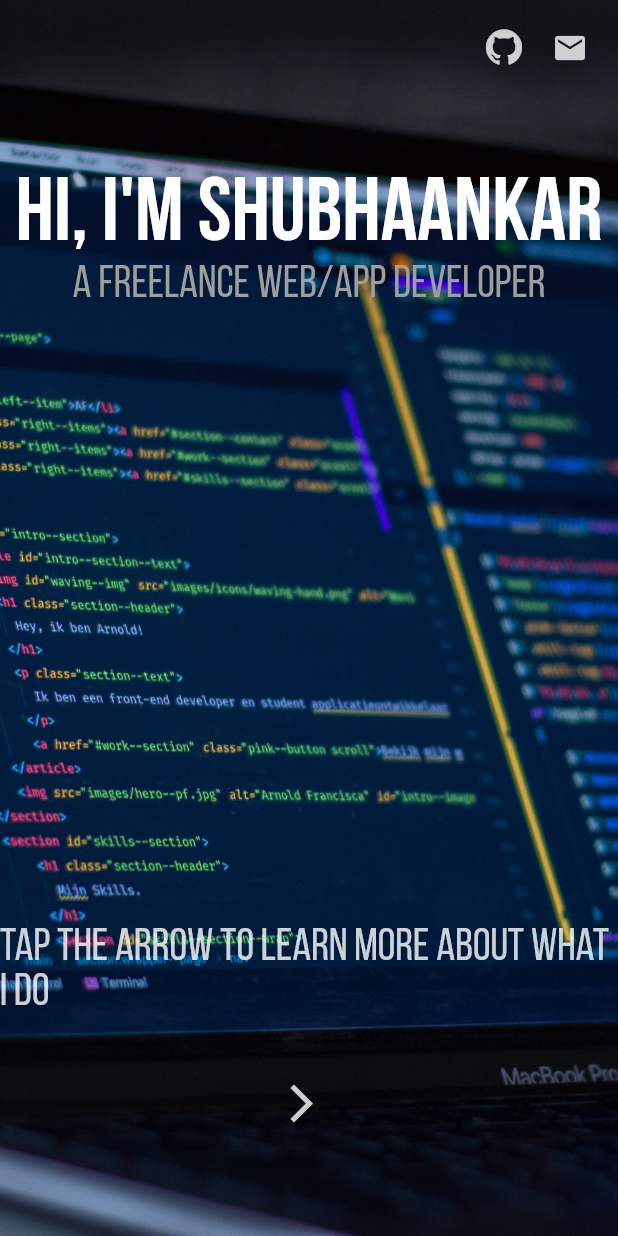
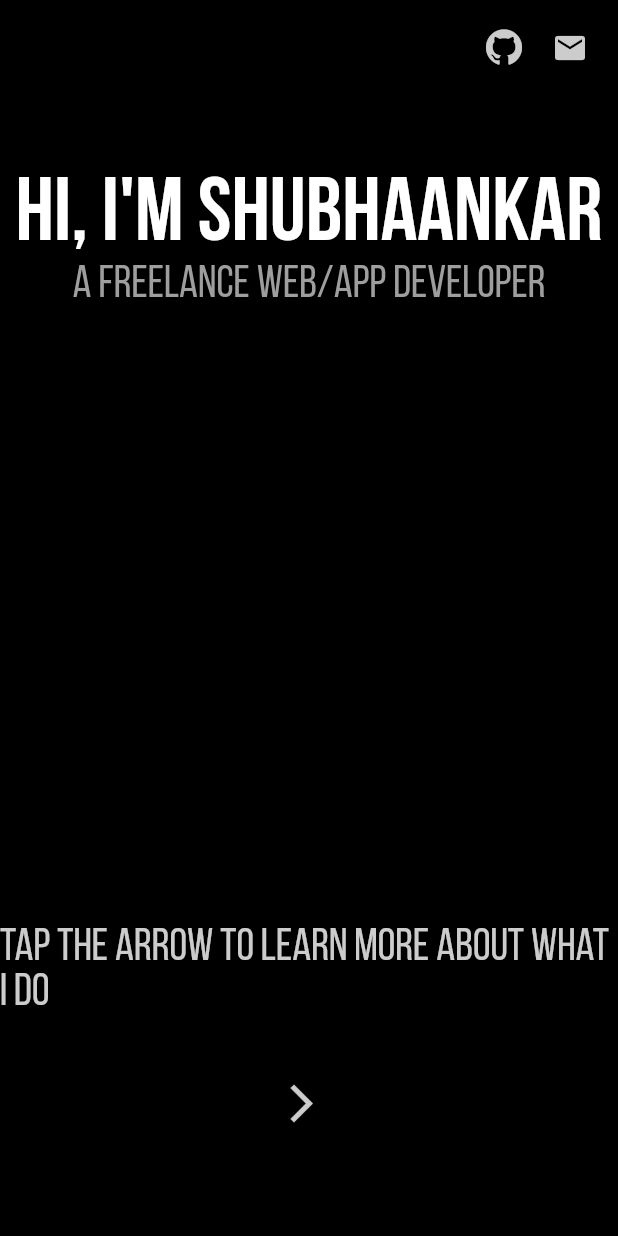
Before and after one commit to Correct-skill/dev_portfolio, a Flutter app: the screen it shows after launch, on a phone screen of 412 x 824 dp. Run offline on Flutter 3.47's test engine with Material 2 defaults, Android fonts, the phone set to English and light mode, and no system bars; our stand-ins replace rive, simple_animations; missing offline and left inert: dart:js.

Commit message:
new release

```diff
--- a/lib/main.dart
+++ b/lib/main.dart
@@ -107,11 +107,12 @@ class _MyHomePageState extends State<MyHomePage> {
     double screenHeight = MediaQuery.of(context).size.height;
 
     return Container(
-        decoration: BoxDecoration(
+        /*decoration: BoxDecoration(
             image: DecorationImage(
           image: AssetImage('assets/background.jpg'),
           fit: BoxFit.cover,
-        )),
+        )),*/
+        color: Colors.black,
         child: Stack(
           children: [
             _artboard == null
```
